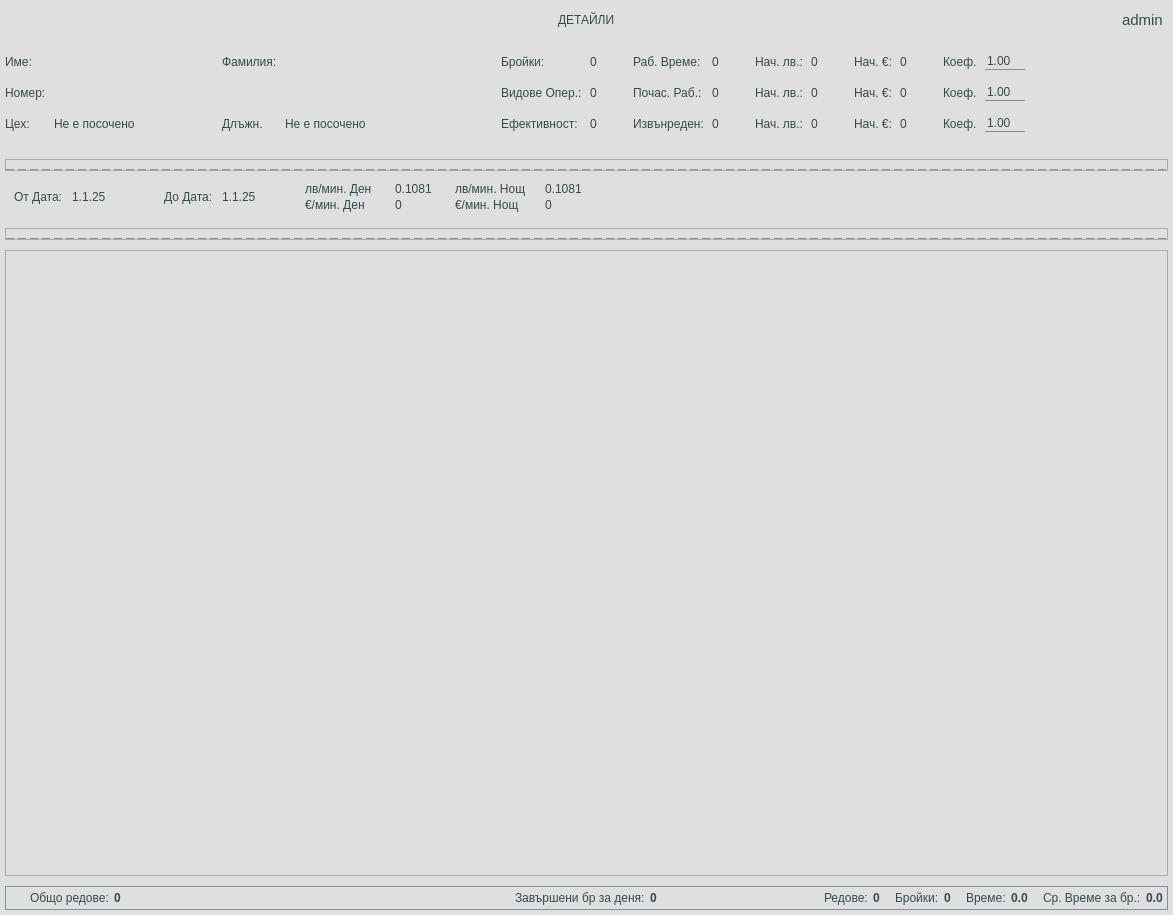
Above: app/ui/widgets/customPaymentsDetailsWidget.ui from DevilPhp/WorkSalary.v01 before the change. Below: the same form after it.
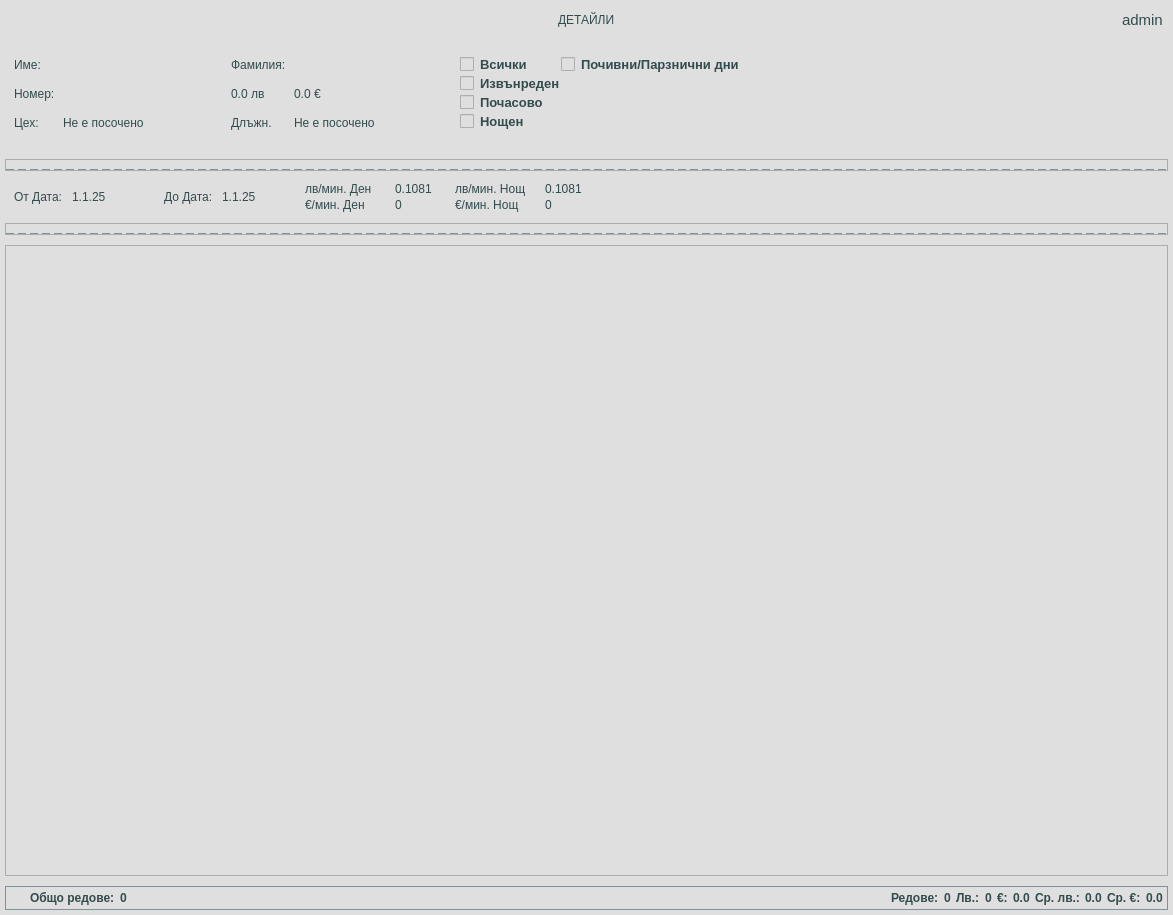
That is the form after the change. Icons and pictures are not drawn.

```diff
--- a/app/ui/widgets/customPaymentsDetailsWidget.ui
+++ b/app/ui/widgets/customPaymentsDetailsWidget.ui
@@ -53,14 +53,21 @@
 	max-width: 40px;
 }
 
+#widget_6 QCheckBox {
+	font-size: 10pt;
+	padding: 0px;
+	font-weight: 600;
+}
+
 #statusBar {
 	border: 1px solid #7c9399;
 }
 #statusBar *{
 	font-size: 9pt;
+	font-weight: 600;
 }
 
-#avrTimePerPiece, #totalSelectedPieces, #totalSelectedTime, #totalSelectedRows, #totalViewRows, #totalProducedPieces {
+#avrLevaLabel, #totalLevaLabel, #totalEuroLabel, #totalSelectedRows, #totalViewRows, #avrEuroLabel {
 	font-weight: 700;
 }
 
@@ -100,7 +107,7 @@
    <property name="bottomMargin">
     <number>5</number>
    </property>
-   <item alignment="Qt::AlignTop">
+   <item>
     <widget class="QWidget" name="widget" native="true">
      <layout class="QVBoxLayout" name="verticalLayout_4">
       <property name="spacing">
@@ -215,7 +222,7 @@
         </layout>
        </widget>
       </item>
-      <item alignment="Qt::AlignLeft">
+      <item alignment="Qt::AlignLeft|Qt::AlignTop">
        <widget class="QWidget" name="workerInfoHolder" native="true">
         <property name="sizePolicy">
          <sizepolicy hsizetype="Expanding" vsizetype="Expanding">
@@ -260,21 +267,6 @@
             </size>
            </property>
            <layout class="QHBoxLayout" name="horizontalLayout_9">
-            <property name="spacing">
-             <number>5</number>
-            </property>
-            <property name="leftMargin">
-             <number>0</number>
-            </property>
-            <property name="topMargin">
-             <number>0</number>
-            </property>
-            <property name="rightMargin">
-             <number>0</number>
-            </property>
-            <property name="bottomMargin">
-             <number>0</number>
-            </property>
             <item>
              <layout class="QGridLayout" name="workerInfoLayout">
               <property name="horizontalSpacing">
@@ -283,24 +275,30 @@
               <property name="verticalSpacing">
                <number>5</number>
               </property>
-              <item row="2" column="8">
-               <widget class="QLabel" name="workerOvertimeLabel">
+              <item row="2" column="2">
+               <widget class="QLabel" name="label_8">
                 <property name="text">
-                 <string>0</string>
+                 <string>Длъжн.</string>
                 </property>
                </widget>
               </item>
-              <item row="0" column="2">
-               <widget class="QLabel" name="label_3">
+              <item row="0" column="0">
+               <widget class="QLabel" name="label">
                 <property name="text">
-                 <string>Фамилия:</string>
+                 <string>Име:</string>
                 </property>
                </widget>
               </item>
-              <item row="2" column="5">
-               <widget class="QLabel" name="label_15">
+              <item row="2" column="1">
+               <widget class="QLabel" name="workerPlaceLabel">
+                <property name="minimumSize">
+                 <size>
+                  <width>160</width>
+                  <height>0</height>
+                 </size>
+                </property>
                 <property name="text">
-                 <string>Ефективност:</string>
+                 <string>Не е посочено</string>
                 </property>
                </widget>
               </item>
@@ -317,83 +315,8 @@
                 </property>
                </widget>
               </item>
-              <item row="2" column="9">
-               <widget class="QLabel" name="label_18">
-                <property name="text">
-                 <string>Нач. лв.:</string>
-                </property>
-               </widget>
-              </item>
-              <item row="0" column="7">
-               <widget class="QLabel" name="label_12">
-                <property name="text">
-                 <string>Раб. Време:</string>
-                </property>
-               </widget>
-              </item>
-              <item row="0" column="10">
-               <widget class="QLabel" name="label_19">
-                <property name="minimumSize">
-                 <size>
-                  <width>35</width>
-                  <height>0</height>
-                 </size>
-                </property>
-                <property name="text">
-                 <string>0</string>
-                </property>
-               </widget>
-              </item>
-              <item row="0" column="13">
-               <widget class="QLabel" name="label_30">
-                <property name="text">
-                 <string>Коеф.</string>
-                </property>
-               </widget>
-              </item>
-              <item row="0" column="8">
-               <widget class="QLabel" name="workerWorkingTimeLabel">
-                <property name="minimumSize">
-                 <size>
-                  <width>35</width>
-                  <height>0</height>
-                 </size>
-                </property>
-                <property name="text">
-                 <string>0</string>
-                </property>
-               </widget>
-              </item>
-              <item row="2" column="6">
-               <widget class="QLabel" name="workerEfficLabel">
-                <property name="text">
-                 <string>0</string>
-                </property>
-               </widget>
-              </item>
-              <item row="1" column="5">
-               <widget class="QLabel" name="label_2">
-                <property name="text">
-                 <string>Видове Опер.:</string>
-                </property>
-               </widget>
-              </item>
-              <item row="1" column="7">
-               <widget class="QLabel" name="label_13">
-                <property name="text">
-                 <string>Почас. Раб.:</string>
-                </property>
-               </widget>
-              </item>
-              <item row="1" column="12">
-               <widget class="QLabel" name="label_28">
-                <property name="text">
-                 <string>0</string>
-                </property>
-               </widget>
-              </item>
-              <item row="0" column="3">
-               <widget class="QLabel" name="workerLastNameLabel">
+              <item row="1" column="1">
+               <widget class="QLabel" name="workerNumberLabel">
                 <property name="text">
                  <string/>
                 </property>
@@ -406,46 +329,6 @@
                 </property>
                </widget>
               </item>
-              <item row="1" column="1">
-               <widget class="QLabel" name="workerNumberLabel">
-                <property name="text">
-                 <string/>
-                </property>
-               </widget>
-              </item>
-              <item row="0" column="4">
-               <widget class="QLabel" name="spacer">
-                <property name="minimumSize">
-                 <size>
-                  <width>40</width>
-                  <height>0</height>
-                 </size>
-                </property>
-                <property name="text">
-                 <string/>
-                </property>
-               </widget>
-              </item>
-              <item row="0" column="6">
-               <widget class="QLabel" name="workerPiecesLabel">
-                <property name="minimumSize">
-                 <size>
-                  <width>35</width>
-                  <height>0</height>
-                 </size>
-                </property>
-                <property name="text">
-                 <string>0</string>
-                </property>
-               </widget>
-              </item>
-              <item row="1" column="6">
-               <widget class="QLabel" name="workerOperationsTypesLabel">
-                <property name="text">
-                 <string>0</string>
-                </property>
-               </widget>
-              </item>
               <item row="1" column="0">
                <widget class="QLabel" name="label_5">
                 <property name="text">
@@ -453,99 +336,17 @@
                 </property>
                </widget>
               </item>
-              <item row="2" column="10">
-               <widget class="QLabel" name="label_24">
+              <item row="0" column="2">
+               <widget class="QLabel" name="label_3">
                 <property name="text">
-                 <string>0</string>
+                 <string>Фамилия:</string>
                 </property>
                </widget>
               </item>
-              <item row="2" column="2">
-               <widget class="QLabel" name="label_8">
+              <item row="0" column="3">
+               <widget class="QLabel" name="workerLastNameLabel">
                 <property name="text">
-                 <string>Длъжн.</string>
-                </property>
-               </widget>
-              </item>
-              <item row="2" column="7">
-               <widget class="QLabel" name="label_14">
-                <property name="text">
-                 <string>Извънреден:</string>
-                </property>
-               </widget>
-              </item>
-              <item row="1" column="10">
-               <widget class="QLabel" name="label_23">
-                <property name="text">
-                 <string>0</string>
-                </property>
-               </widget>
-              </item>
-              <item row="0" column="11">
-               <widget class="QLabel" name="label_20">
-                <property name="text">
-                 <string>Нач. €:</string>
-                </property>
-               </widget>
-              </item>
-              <item row="1" column="11">
-               <widget class="QLabel" name="label_21">
-                <property name="text">
-                 <string>Нач. €:</string>
-                </property>
-               </widget>
-              </item>
-              <item row="2" column="12">
-               <widget class="QLabel" name="label_29">
-                <property name="text">
-                 <string>0</string>
-                </property>
-               </widget>
-              </item>
-              <item row="0" column="12">
-               <widget class="QLabel" name="label_27">
-                <property name="minimumSize">
-                 <size>
-                  <width>35</width>
-                  <height>0</height>
-                 </size>
-                </property>
-                <property name="text">
-                 <string>0</string>
-                </property>
-               </widget>
-              </item>
-              <item row="0" column="9">
-               <widget class="QLabel" name="label_16">
-                <property name="text">
-                 <string>Нач. лв.:</string>
-                </property>
-               </widget>
-              </item>
-              <item row="1" column="8">
-               <widget class="QLabel" name="workerHourPaidTimeLabel">
-                <property name="text">
-                 <string>0</string>
-                </property>
-               </widget>
-              </item>
-              <item row="0" column="5">
-               <widget class="QLabel" name="label_4">
-                <property name="text">
-                 <string>Бройки:</string>
-                </property>
-               </widget>
-              </item>
-              <item row="2" column="1">
-               <widget class="QLabel" name="workerPlaceLabel">
-                <property name="minimumSize">
-                 <size>
-                  <width>160</width>
-                  <height>0</height>
-                 </size>
-                </property>
-                <property name="text">
-                 <string>Не е посочено</string>
+                 <string/>
                 </property>
                </widget>
               </item>
@@ -556,74 +357,95 @@
                 </property>
                </widget>
               </item>
-              <item row="1" column="9">
-               <widget class="QLabel" name="label_17">
+              <item row="1" column="2">
+               <widget class="QLabel" name="paymentLevaLabel">
                 <property name="text">
-                 <string>Нач. лв.:</string>
+                 <string>0.0 лв</string>
                 </property>
                </widget>
               </item>
-              <item row="0" column="0">
-               <widget class="QLabel" name="label">
+              <item row="1" column="3">
+               <widget class="QLabel" name="paymentEuroLabel">
                 <property name="text">
-                 <string>Име:</string>
-                </property>
-               </widget>
-              </item>
-              <item row="2" column="11">
-               <widget class="QLabel" name="label_22">
-                <property name="text">
-                 <string>Нач. €:</string>
-                </property>
-               </widget>
-              </item>
-              <item row="0" column="14">
-               <widget class="QLineEdit" name="workerWorkingTimeKoefLineEdit">
-                <property name="text">
-                 <string>1.00</string>
-                </property>
-                <property name="placeholderText">
-                 <string>1</string>
-                </property>
-               </widget>
-              </item>
-              <item row="1" column="14">
-               <widget class="QLineEdit" name="workerHourTimeKoefLineEdit">
-                <property name="text">
-                 <string>1.00</string>
-                </property>
-               </widget>
-              </item>
-              <item row="2" column="14">
-               <widget class="QLineEdit" name="workerOvertimeKoefLineEdit">
-                <property name="text">
-                 <string>1.00</string>
-                </property>
-               </widget>
-              </item>
-              <item row="1" column="13">
-               <widget class="QLabel" name="label_31">
-                <property name="text">
-                 <string>Коеф.</string>
-                </property>
-               </widget>
-              </item>
-              <item row="2" column="13">
-               <widget class="QLabel" name="label_32">
-                <property name="text">
-                 <string>Коеф.</string>
+                 <string>0.0 €</string>
                 </property>
                </widget>
               </item>
              </layout>
             </item>
+            <item>
+             <widget class="QWidget" name="widget_6" native="true">
+              <property name="minimumSize">
+               <size>
+                <width>0</width>
+                <height>0</height>
+               </size>
+              </property>
+              <layout class="QHBoxLayout" name="horizontalLayout_11">
+               <property name="spacing">
+                <number>0</number>
+               </property>
+               <property name="leftMargin">
+                <number>0</number>
+               </property>
+               <property name="topMargin">
+                <number>0</number>
+               </property>
+               <property name="rightMargin">
+                <number>0</number>
+               </property>
+               <property name="bottomMargin">
+                <number>0</number>
+               </property>
+               <item>
+                <layout class="QGridLayout" name="gridLayout_3">
+                 <item row="1" column="0">
+                  <widget class="QCheckBox" name="selectAllCheckBox">
+                   <property name="text">
+                    <string>Всички</string>
+                   </property>
+                  </widget>
+                 </item>
+                 <item row="3" column="0">
+                  <widget class="QCheckBox" name="hourlyCheckBox">
+                   <property name="text">
+                    <string>Почасово</string>
+                   </property>
+                  </widget>
+                 </item>
+                 <item row="4" column="0">
+                  <widget class="QCheckBox" name="nightTimeCheckBox">
+                   <property name="text">
+                    <string>Нощен</string>
+                   </property>
+                  </widget>
+                 </item>
+                 <item row="2" column="0">
+                  <widget class="QCheckBox" name="overtimeCheckBox">
+                   <property name="text">
+                    <string>Извънреден</string>
+                   </property>
+                  </widget>
+                 </item>
+                 <item row="1" column="1">
+                  <widget class="QCheckBox" name="weekendHolidaysCheckBox">
+                   <property name="text">
+                    <string>Почивни/Парзнични дни</string>
+                   </property>
+                  </widget>
+                 </item>
+                </layout>
+               </item>
+              </layout>
+             </widget>
+            </item>
            </layout>
           </widget>
          </item>
         </layout>
        </widget>
       </item>
-      <item>
+      <item alignment="Qt::AlignTop">
        <widget class="QWidget" name="operationsHolder" native="true">
         <property name="sizePolicy">
          <sizepolicy hsizetype="Expanding" vsizetype="Expanding">
@@ -647,7 +469,7 @@
          <property name="bottomMargin">
           <number>0</number>
          </property>
-         <item>
+         <item alignment="Qt::AlignTop">
           <widget class="QFrame" name="optionsHolder">
            <property name="frameShape">
             <enum>QFrame::StyledPanel</enum>
@@ -868,34 +690,7 @@
             <property name="bottomMargin">
              <number>0</number>
             </property>
-            <item>
-             <widget class="QWidget" name="timePapersHolder" native="true">
-              <property name="minimumSize">
-               <size>
-                <width>0</width>
-                <height>0</height>
-               </size>
-              </property>
-              <layout class="QVBoxLayout" name="verticalLayout_3">
-               <property name="spacing">
-                <number>5</number>
-               </property>
-               <property name="leftMargin">
-                <number>0</number>
-               </property>
-               <property name="topMargin">
-                <number>0</number>
-               </property>
-               <property name="rightMargin">
-                <number>0</number>
-               </property>
-               <property name="bottomMargin">
-                <number>0</number>
-               </property>
-              </layout>
-             </widget>
-            </item>
-            <item>
+            <item alignment="Qt::AlignTop">
              <widget class="QFrame" name="optionsHolder_2">
               <property name="frameShape">
                <enum>QFrame::StyledPanel</enum>
@@ -942,7 +737,7 @@
         <x>0</x>
         <y>0</y>
         <width>1161</width>
-        <height>603</height>
+        <height>598</height>
        </rect>
       </property>
       <layout class="QVBoxLayout" name="verticalLayout_12">
@@ -1084,41 +879,6 @@
          <property name="bottomMargin">
           <number>0</number>
          </property>
-         <item>
-          <widget class="QWidget" name="widget_19" native="true">
-           <layout class="QHBoxLayout" name="horizontalLayout_27">
-            <property name="spacing">
-             <number>5</number>
-            </property>
-            <property name="leftMargin">
-             <number>0</number>
-            </property>
-            <property name="topMargin">
-             <number>0</number>
-            </property>
-            <property name="rightMargin">
-             <number>0</number>
-            </property>
-            <property name="bottomMargin">
-             <number>0</number>
-            </property>
-            <item>
-             <widget class="QLabel" name="label_43">
-              <property name="text">
-               <string>Завършени бр за деня:</string>
-              </property>
-             </widget>
-            </item>
-            <item>
-             <widget class="QLabel" name="totalProducedPieces">
-              <property name="text">
-               <string>0</string>
-              </property>
-             </widget>
-            </item>
-           </layout>
-          </widget>
-         </item>
         </layout>
        </widget>
       </item>
@@ -1130,9 +890,9 @@
           <height>0</height>
          </size>
         </property>
-        <layout class="QHBoxLayout" name="horizontalLayout_20">
+        <layout class="QHBoxLayout" name="horizontalLayout_12">
          <property name="spacing">
-          <number>15</number>
+          <number>5</number>
          </property>
          <property name="leftMargin">
           <number>0</number>
@@ -1146,7 +906,7 @@
          <property name="bottomMargin">
           <number>0</number>
          </property>
-         <item>
+         <item alignment="Qt::AlignLeft">
           <widget class="QWidget" name="widget_16" native="true">
            <layout class="QHBoxLayout" name="horizontalLayout_24">
             <property name="spacing">
@@ -1181,7 +941,7 @@
            </layout>
           </widget>
          </item>
-         <item>
+         <item alignment="Qt::AlignLeft">
           <widget class="QWidget" name="widget_10" native="true">
            <layout class="QHBoxLayout" name="horizontalLayout_22">
             <property name="spacing">
@@ -1202,12 +962,12 @@
             <item>
              <widget class="QLabel" name="label_38">
               <property name="text">
-               <string>Бройки:</string>
+               <string>Лв.:</string>
               </property>
              </widget>
             </item>
             <item>
-             <widget class="QLabel" name="totalSelectedPieces">
+             <widget class="QLabel" name="totalLevaLabel">
               <property name="text">
                <string>0</string>
               </property>
@@ -1216,7 +976,7 @@
            </layout>
           </widget>
          </item>
-         <item>
+         <item alignment="Qt::AlignLeft">
           <widget class="QWidget" name="widget_15" native="true">
            <property name="minimumSize">
             <size>
@@ -1243,12 +1003,12 @@
             <item>
              <widget class="QLabel" name="label_37">
               <property name="text">
-               <string>Време:</string>
+               <string>€:</string>
               </property>
              </widget>
             </item>
             <item>
-             <widget class="QLabel" name="totalSelectedTime">
+             <widget class="QLabel" name="totalEuroLabel">
               <property name="text">
                <string>0.0</string>
               </property>
@@ -1257,7 +1017,7 @@
            </layout>
           </widget>
          </item>
-         <item>
+         <item alignment="Qt::AlignLeft">
           <widget class="QWidget" name="widget_18" native="true">
            <property name="minimumSize">
             <size>
@@ -1284,12 +1044,53 @@
             <item>
              <widget class="QLabel" name="label_39">
               <property name="text">
-               <string>Ср. Време за бр.:</string>
+               <string>Ср. лв.:</string>
               </property>
              </widget>
             </item>
             <item>
-             <widget class="QLabel" name="avrTimePerPiece">
+             <widget class="QLabel" name="avrLevaLabel">
+              <property name="text">
+               <string>0.0</string>
+              </property>
+             </widget>
+            </item>
+           </layout>
+          </widget>
+         </item>
+         <item>
+          <widget class="QWidget" name="widget_19" native="true">
+           <property name="minimumSize">
+            <size>
+             <width>0</width>
+             <height>0</height>
+            </size>
+           </property>
+           <layout class="QHBoxLayout" name="horizontalLayout_28">
+            <property name="spacing">
+             <number>5</number>
+            </property>
+            <property name="leftMargin">
+             <number>0</number>
+            </property>
+            <property name="topMargin">
+             <number>0</number>
+            </property>
+            <property name="rightMargin">
+             <number>0</number>
+            </property>
+            <property name="bottomMargin">
+             <number>0</number>
+            </property>
+            <item>
+             <widget class="QLabel" name="label_43">
+              <property name="text">
+               <string>Ср. €:</string>
+              </property>
+             </widget>
+            </item>
+            <item>
+             <widget class="QLabel" name="avrEuroLabel">
               <property name="text">
                <string>0.0</string>
               </property>
```
